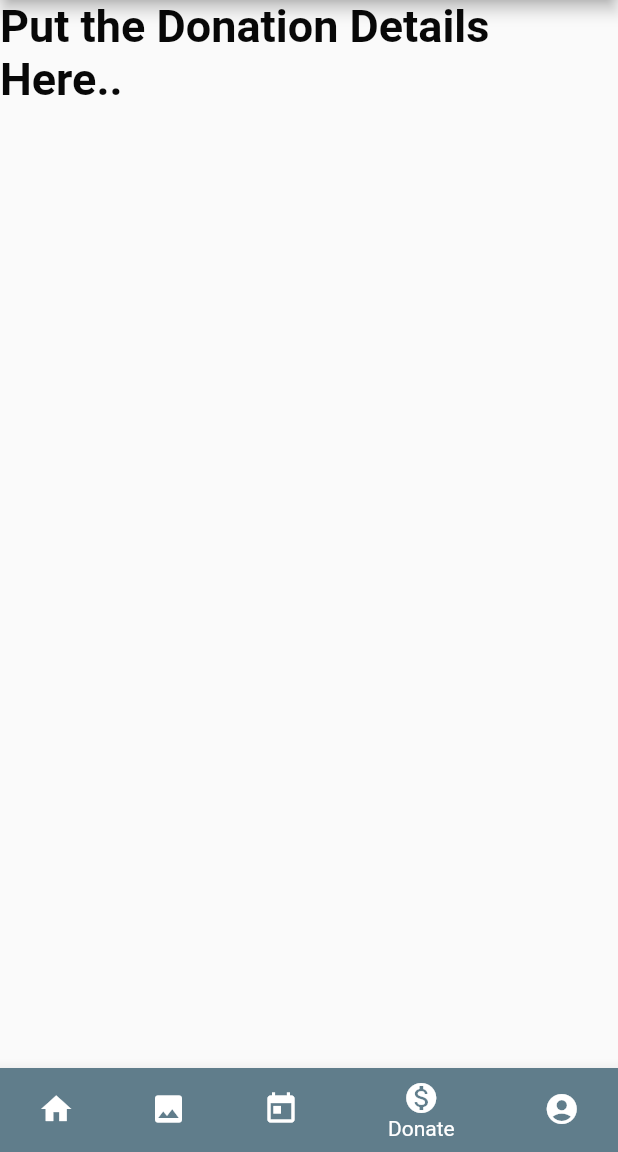
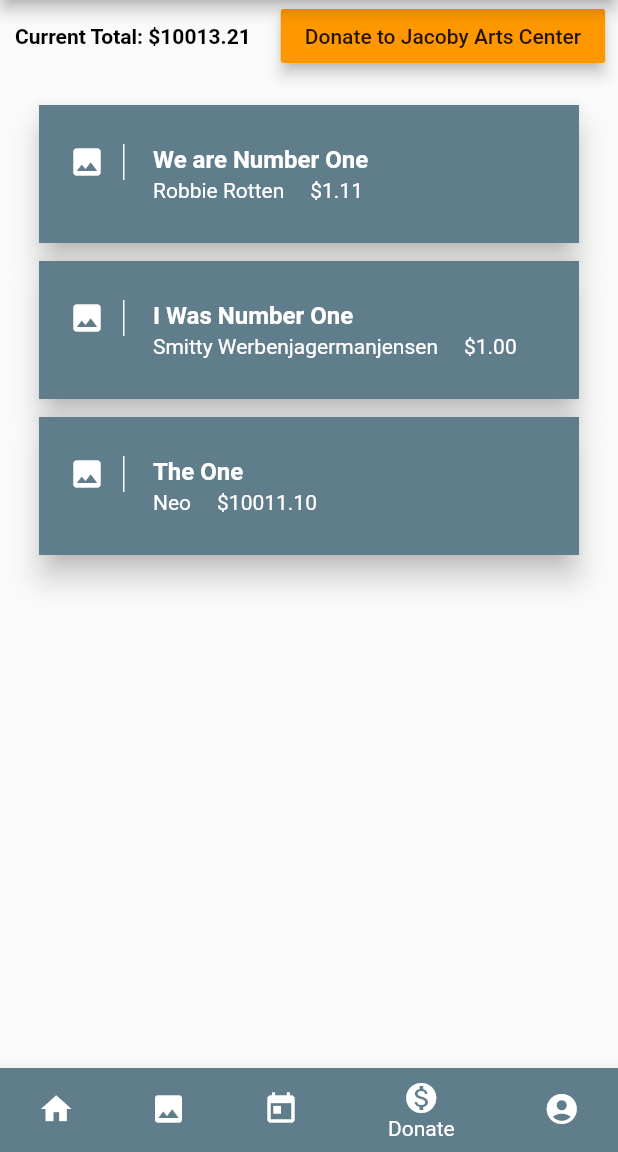
Before and after one commit to tadowdy/projectbobross, a Flutter app: the screen it shows after launch, item 4 of the bottom bar chosen, on a phone screen of 412 x 824 dp, the part 84-1236 px from its top. Run offline on Flutter 3.47's test engine with Material 2 defaults, Android fonts, the phone set to English and light mode, and no system bars.

Commit message:
integrate cart wireframe changes into bottom navigation; refactored cart files

```diff
--- a/pbr/lib/AppLanding.dart
+++ b/pbr/lib/AppLanding.dart
@@ -2,7 +2,7 @@ import 'package:flutter/material.dart';
 import 'package:pbr/BodyWidgets/HomePageBody.dart';
 import 'package:pbr/BodyWidgets/GalleryListPageBody.dart';
 import 'package:pbr/BodyWidgets/EventListPageBody.dart';
-import 'package:pbr/BodyWidgets/DonatePageBody.dart';
+import 'package:pbr/BodyWidgets/CartPageBody.dart';
 import 'package:pbr/BodyWidgets/AccountPageBody.dart';
 
 class Home extends StatefulWidget{
@@ -17,7 +17,7 @@ class _HomeState extends State<Home> {
     HomePageBody(),
     GalleryListPageBody(),
     EventListPageBody(),
-    DonatePageBody(),
+    CartPageBody(),
     AccountPageBody()
   ];
  @override
--- /dev/null
+++ b/pbr/lib/Auxiliary/CartClasses.dart
@@ -0,0 +1,12 @@
+//TODO: make ItemInfo instead
+class ArtInfo {
+  String artworkName;
+  String artistName;
+  double price;
+
+  ArtInfo(String artworkName, String artistName, double price) {
+    this.artworkName = artworkName;
+    this.artistName = artistName;
+    this.price = price;
+  }
+}
--- /dev/null
+++ b/pbr/lib/BodyWidgets/CartPageBody.dart
@@ -0,0 +1,125 @@
+import 'package:flutter/material.dart';
+import 'package:pbr/Pages/DonatePage.dart';
+import 'package:pbr/Auxiliary/CartClasses.dart';
+
+final _cartItems = <ArtInfo>[
+  new ArtInfo("We are Number One", "Robbie Rotten", 1.11),
+  new ArtInfo("I Was Number One", "Smitty Werbenjagermanjensen", 1.00),
+  new ArtInfo("The One", "Neo", 10011.10),
+];
+
+class CartPageBody extends StatelessWidget {
+  CartPageBody();
+
+  @override
+  Widget build(BuildContext context) {
+    return Container(
+      child: makeBody(context, _cartItems),
+    );
+  }
+
+  Widget makeBody(BuildContext context, List<ArtInfo> _cartItems) {
+    return new Column(
+      children: <Widget>[
+        _cartHeader(context, _cartItems),
+        _buildCartItems(_cartItems)
+      ],
+    );
+  }
+
+  Widget _buildCartItems(List<ArtInfo> _cartItems) {
+    return ListView.builder(
+      padding: const EdgeInsets.all(16.0),
+      shrinkWrap: true,
+      itemCount: _cartItems.length,
+      itemBuilder: (context, i) {
+        return _itemRow(_cartItems[i]);
+      },
+    );
+  }
+
+  //TODO: ArtInfo will actually have to be CartItems as not every cart item will be art
+  Widget _itemRow(ArtInfo item) {
+    return InkWell(
+        // make it clickable
+        onTap: () {
+          // TODO: direct user to item details on tap
+        },
+        child: _makeCartItemCard(item));
+  }
+
+  Widget _makeCartItemCard(ArtInfo item){
+    return new Card(
+          elevation: 8.0,
+          margin: new EdgeInsets.symmetric(horizontal: 10.0, vertical: 6.0),
+          child: Container(
+              decoration: BoxDecoration(color: Colors.blueGrey),
+              child: ListTile(
+                contentPadding:
+                    EdgeInsets.symmetric(horizontal: 20.0, vertical: 10.0),
+                leading: Container(
+                  padding: EdgeInsets.only(right: 12.0),
+                  decoration: new BoxDecoration(
+                      // create a inset for the image
+                      border: new Border(
+                          right:
+                              new BorderSide(width: 1.0, color: Colors.white))),
+                  child: Icon(Icons.image, color: Colors.white),
+                ),
+                title: Text(
+                  item.artworkName,
+                  style: TextStyle(
+                      color: Colors.white, fontWeight: FontWeight.bold),
+                ),
+                // subtitle: Text("Intermediate", style: TextStyle(color: Colors.white)),
+
+                subtitle: Row(
+                  children: <Widget>[
+                    Text(item.artistName + "     ",
+                        style: TextStyle(color: Colors.white)),
+                    Text(r"$" + item.price.toStringAsFixed(2),
+                        style: TextStyle(color: Colors.white)),
+                  ],
+                ),
+              )),
+        );
+  }
+
+  Widget _cartHeader(BuildContext context, List<ArtInfo> _cartItems) {
+    double total = 0;
+    String roundedTotal;
+    for (ArtInfo item in _cartItems) {
+      total += item.price;
+    }
+    roundedTotal = total.toStringAsFixed(2);
+    return new Row(
+      children: <Widget>[
+        new Container(width: 10.0),
+        Text(
+          "Current Total: " + r"$" + "$roundedTotal",
+          style: TextStyle(color: Colors.black, fontWeight: FontWeight.bold),
+        ),
+        new Container(width: 20.0),
+        new RaisedButton(
+          child: const Text("Donate to Jacoby Arts Center"),
+          color: Theme.of(context).accentColor,
+          elevation: 4.0,
+          onPressed: () {
+            _switchViewToDonatePage(context);
+          },
+        ),
+      ],
+    );
+  }
+
+  void _switchViewToDonatePage(BuildContext context) {
+    Navigator.push(
+      context,
+      MaterialPageRoute(builder: (context) => DonatePage(this)),
+    );
+  }
+
+  void addDonationToCart(ArtInfo cartItem) {
+    _cartItems.add(cartItem);
+  }
+}
--- a/pbr/lib/BodyWidgets/DonatePageBody.dart
+++ /dev/null
@@ -1,33 +0,0 @@
-import 'package:flutter/material.dart';
-
-class DonatePageBody extends StatelessWidget {
-  DonatePageBody();
-
-  void _switchViewToCheckoutDetailsPage(/*Cart cart*/) {
-    // TODO: create new CheckoutDetailsPage w. artwork..
-    // TODO: build and push the ArtworkDetailsPage onto the nav stack..
-  }
-
-  @override
-  Widget build(BuildContext context) {
-    return Container(
-      //This is where the code for the body of your page will go
-      child:
-        new Column(
-          mainAxisAlignment: MainAxisAlignment.start,
-          mainAxisSize: MainAxisSize.max,
-          crossAxisAlignment: CrossAxisAlignment.center,
-          children: <Widget>[
-
-            new Text(
-            "Put the Donation Details Here..",
-              style: new TextStyle(fontSize:30.0,
-              color: const Color(0xFF080808),
-              fontWeight: FontWeight.w600,
-              fontFamily: "Roboto"),
-            ),
-          ]
-        ),
-    );
-  }
-}
--- a/pbr/lib/Pages/CheckoutDetailsPage.dart
+++ /dev/null
@@ -1,15 +0,0 @@
-import 'package:flutter/material.dart';
-
-class CheckoutDetailsPage extends StatelessWidget {
-  @override
-  Widget build(BuildContext context) {
-    return Scaffold(
-      appBar: new AppBar(
-          title: new Text('Checkout Details')
-      ),
-      body: Center(
-        child: Text('Put the Checkout Details Here..'),
-      ),
-    );
-  }
-}
```
Also changed, not shown: pbr/lib/Pages/DonatePage.dart (added, +52 -0 lines), pbr/lib/cart.dart (deleted, +0 -196 lines), pbr/lib/uiComponents.dart (+1 -24 lines).
